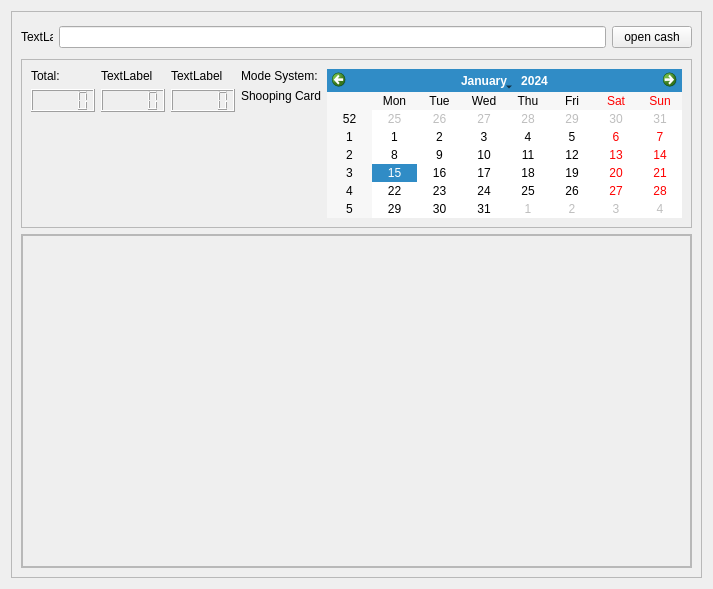
Qt form ui/main_widget.ui (saulkali/SirreFacc) before a commit.
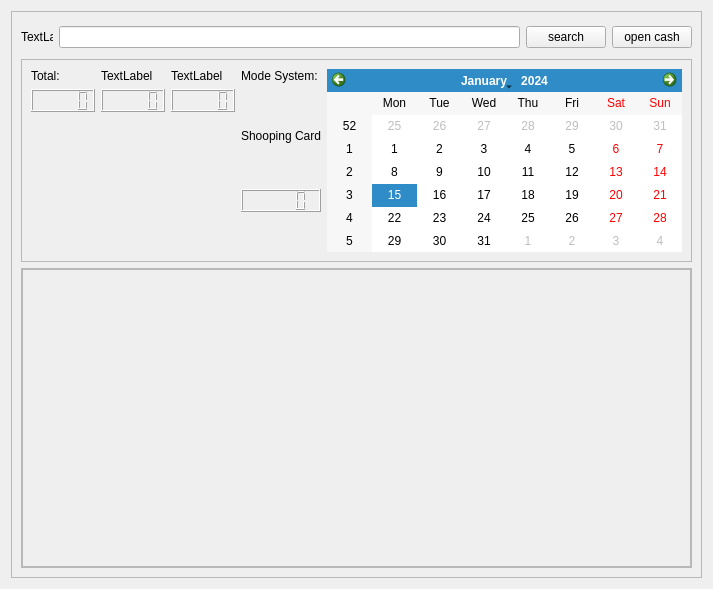
The same form after that commit.

```diff
--- a/ui/main_widget.ui
+++ b/ui/main_widget.ui
@@ -55,6 +55,13 @@
           <item>
            <widget class="QLineEdit" name="input_code_bar"/>
           </item>
+          <item>
+           <widget class="QPushButton" name="button_search_article">
+            <property name="text">
+             <string>search</string>
+            </property>
+           </widget>
+          </item>
           <item>
            <widget class="QPushButton" name="button_open_cash_drawing">
             <property name="text">
@@ -171,6 +178,19 @@
                  </property>
                 </widget>
                </item>
+               <item>
+                <spacer name="verticalSpacer_6">
+                 <property name="orientation">
+                  <enum>Qt::Vertical</enum>
+                 </property>
+                 <property name="sizeHint" stdset="0">
+                  <size>
+                   <width>20</width>
+                   <height>40</height>
+                  </size>
+                 </property>
+                </spacer>
+               </item>
                <item>
                 <widget class="QLabel" name="label_mode_system">
                  <property name="text">
@@ -191,6 +211,22 @@
                  </property>
                 </spacer>
                </item>
+               <item>
+                <widget class="QLCDNumber" name="lcd_number_efective_pay"/>
+               </item>
+               <item>
+                <spacer name="verticalSpacer_5">
+                 <property name="orientation">
+                  <enum>Qt::Vertical</enum>
+                 </property>
+                 <property name="sizeHint" stdset="0">
+                  <size>
+                   <width>20</width>
+                   <height>40</height>
+                  </size>
+                 </property>
+                </spacer>
+               </item>
               </layout>
              </item>
              <item>
@@ -245,7 +281,7 @@
                 <x>0</x>
                 <y>0</y>
                 <width>657</width>
-                <height>256</height>
+                <height>218</height>
                </rect>
               </property>
              </widget>
```
Left out of the diff: 6 changed lines with no effect on the pictures.
